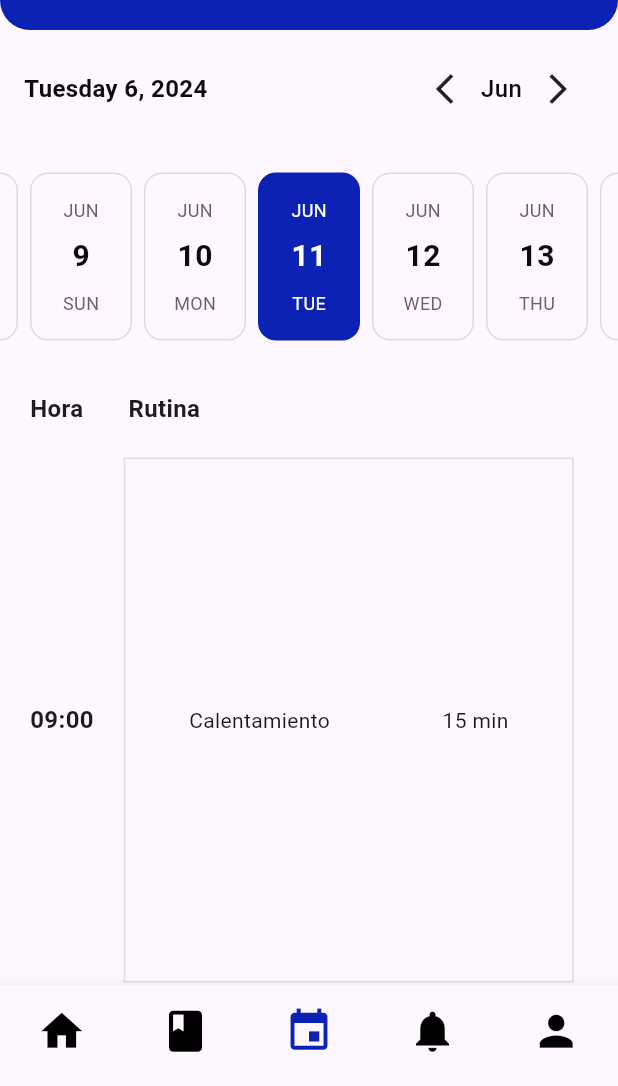
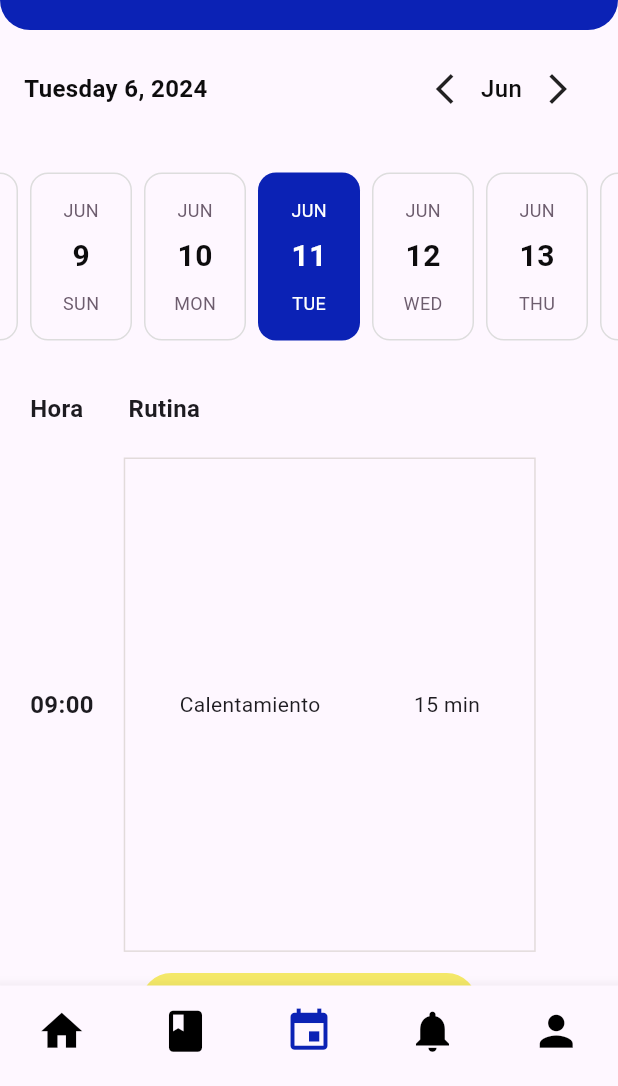
Before and after one commit to joemcara/swimmast_movil, a Flutter app: the MainScreenTrainee screen opened directly, item 3 of the bottom bar chosen, on a phone screen of 412 x 824 dp, the part 150-1236 px from its top. Run offline on Flutter 3.47's test engine with Material 3 defaults, Android fonts, the phone set to English and light mode, and no system bars; drawn by our look-alikes of easy_date_timeline; our stand-ins replace flutter_spinbox, get, image_picker, numberpicker, popover, table_calendar.

Commit message:
fix bugs into work_out_screen and manage members

```diff
--- a/lib/screens/trainerScreens/work_out_screen.dart
+++ b/lib/screens/trainerScreens/work_out_screen.dart
@@ -12,8 +12,8 @@ class WorkoutScreen extends StatelessWidget {
 
   @override
   Widget build(BuildContext context) {
-    return Scaffold(
-        body: Column(children: [
+    return SingleChildScrollView(
+      child: Column(children: [
         Container(
             padding: const EdgeInsets.only(bottom: 10, top: 15),
             child: SingleChildScrollView(
@@ -47,8 +47,9 @@ class WorkoutScreen extends StatelessWidget {
           ),
         ),
         Padding(
-        padding: const EdgeInsets.only(top: 5, left: 20, right: 20, bottom: 10),
-        child: generateContainer(classes)[0],
+          padding:
+              const EdgeInsets.only(top: 5, left: 20, right: 20, bottom: 10),
+          child: generateContainer(classes, context)[0],
         ),
         CustomButton(
             text: "Agregar Rutina",
@@ -73,23 +74,26 @@ class WorkoutScreen extends StatelessWidget {
                               color: Colors.white),
                         ),
                       ),
-                    content: Container(
-                      decoration:
-                          BoxDecoration(border: Border.all(color: borderColor)),
+                      content: SingleChildScrollView(
+                        child: Container(
+                          decoration: BoxDecoration(
+                              border: Border.all(color: borderColor)),
                           height: 360,
                           child: Column(
                               crossAxisAlignment: CrossAxisAlignment.start,
                               children: [
                                 Container(
-                                padding:
-                                    const EdgeInsets.fromLTRB(19, 5, 19, 19),
+                                    padding: const EdgeInsets.fromLTRB(
+                                        19, 5, 19, 19),
                                     child: const DropdownMenu(
                                         width: 200,
                                         hintText: "Seleccione estilo",
                                         menuStyle: MenuStyle(
-                                        backgroundColor: WidgetStatePropertyAll(
+                                            backgroundColor:
+                                                WidgetStatePropertyAll(
                                                     Colors.white)),
-                                    inputDecorationTheme: InputDecorationTheme(
+                                        inputDecorationTheme:
+                                            InputDecorationTheme(
                                                 hoverColor: Colors.cyan),
                                         dropdownMenuEntries: <DropdownMenuEntry<
                                             String>>[
@@ -97,7 +101,8 @@ class WorkoutScreen extends StatelessWidget {
                                               value: "500 Freestyle",
                                               label: "500 Freestyle"),
                                           DropdownMenuEntry(
-                                          value: "500 Kick", label: "500 Kick"),
+                                              value: "500 Kick",
+                                              label: "500 Kick"),
                                           DropdownMenuEntry(
                                               value: "500 Freestyle",
                                               label: "500 Freestyle"),
@@ -112,18 +117,18 @@ class WorkoutScreen extends StatelessWidget {
                                   crossAxisAlignment: CrossAxisAlignment.start,
                                   children: [
                                     Container(
-                                  padding:
-                                      const EdgeInsets.fromLTRB(15, 0, 0, 0),
+                                      padding: const EdgeInsets.fromLTRB(
+                                          15, 0, 0, 0),
                                       child: (const Text("Seleccionar tiempo")),
                                     ),
                                     Container(
-                                  padding:
-                                      const EdgeInsets.fromLTRB(10, 0, 10, 0),
+                                      padding: const EdgeInsets.fromLTRB(
+                                          10, 0, 10, 0),
                                       child: Container(
                                           height: 150,
                                           decoration: BoxDecoration(
-                                          border:
-                                              Border.all(color: borderColor)),
+                                              border: Border.all(
+                                                  color: borderColor)),
                                           child: Row(
                                             mainAxisAlignment:
                                                 MainAxisAlignment.center,
@@ -134,9 +139,10 @@ class WorkoutScreen extends StatelessWidget {
                                                   incrementIcon: const Icon(
                                                       Icons.keyboard_arrow_up),
                                                   decrementIcon: const Icon(
-                                                  Icons.keyboard_arrow_down),
-                                              textStyle:
-                                                  const TextStyle(fontSize: 12),
+                                                      Icons
+                                                          .keyboard_arrow_down),
+                                                  textStyle: const TextStyle(
+                                                      fontSize: 12),
                                                   direction: Axis.vertical,
                                                   spacing: 0,
                                                   min: 1,
@@ -147,7 +153,8 @@ class WorkoutScreen extends StatelessWidget {
                                                 ),
                                               ),
                                               Container(
-                                            padding: const EdgeInsets.all(10),
+                                                padding:
+                                                    const EdgeInsets.all(10),
                                                 child: const Text("min"),
                                               ),
                                             ],
@@ -157,8 +164,8 @@ class WorkoutScreen extends StatelessWidget {
                                       height: 15,
                                     ),
                                     Container(
-                                  padding:
-                                      const EdgeInsets.fromLTRB(10, 0, 0, 0),
+                                      padding: const EdgeInsets.fromLTRB(
+                                          10, 0, 0, 0),
                                       child: const Row(children: [
                                         Text("Número de repeticiones"),
                                         SizedBox(width: 5),
@@ -168,8 +175,8 @@ class WorkoutScreen extends StatelessWidget {
                                               decoration: InputDecoration(
                                             border: OutlineInputBorder(
                                               borderRadius: BorderRadius.zero,
-                                          borderSide:
-                                              BorderSide(color: borderColor),
+                                              borderSide: BorderSide(
+                                                  color: borderColor),
                                             ),
                                           )),
                                         )
@@ -179,13 +186,14 @@ class WorkoutScreen extends StatelessWidget {
                                 ),
                               ]),
                         ),
+                      ),
                       actions: <Widget>[
                         Row(
                           mainAxisAlignment: MainAxisAlignment.spaceBetween,
                           children: [
                             TextButton(
                               child: const Text(
-                              'Aceptar',
+                                'Cancelar',
                                 style: TextStyle(fontSize: 15),
                               ),
                               onPressed: () {
@@ -194,7 +202,7 @@ class WorkoutScreen extends StatelessWidget {
                             ),
                             TextButton(
                               child: const Text(
-                              'Cancelar',
+                                'Aceptar',
                                 style: TextStyle(fontSize: 15),
                               ),
                               onPressed: () {
@@ -207,11 +215,12 @@ class WorkoutScreen extends StatelessWidget {
                     );
                   });
             })
-    ]));
+      ]),
+    );
   }
 }
 
-List<Widget> generateContainer(Map classes) {
+List<Widget> generateContainer(Map classes, BuildContext context) {
   List<Widget> containers = [];
   for (var entry in classes.entries) {
     containers.add(Row(children: [
@@ -226,8 +235,8 @@ List<Widget> generateContainer(Map classes) {
         decoration: BoxDecoration(
           border: Border.all(color: borderColor),
         ),
-        width: 300,
-        height: 350,
+        width: MediaQuery.of(context).size.width / 1.5,
+        height: MediaQuery.of(context).size.height / 2.5,
         child: Padding(
             padding: const EdgeInsets.all(5),
             child: Row(
```
Also changed, not shown: lib/widgets/attendance_sheet.dart (+16 -9 lines), lib/widgets/popover.dart (+17 -12 lines). Lines whose indentation alone changed are shown as unchanged.
